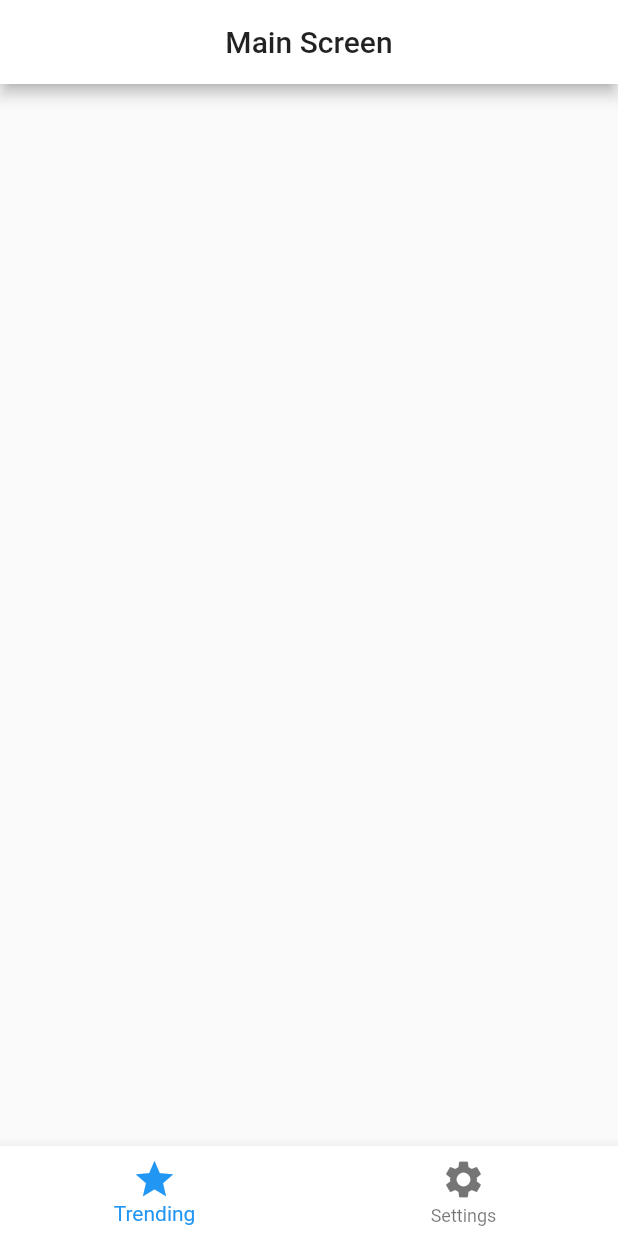
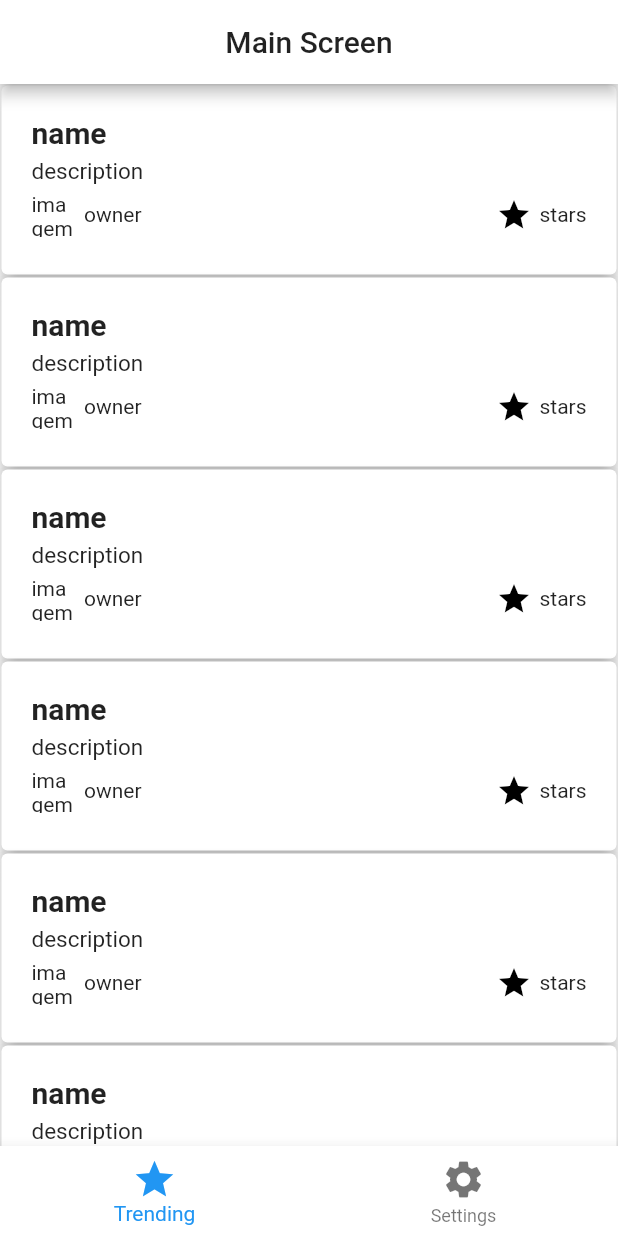
Before and after one commit to tiagofrade90/challenge_neobrain, a Flutter app: the screen it shows after launch, on a phone screen of 412 x 824 dp. Run offline on Flutter 3.47's test engine with Material 2 defaults, Android fonts, the phone set to English and light mode, and no system bars.

Commit message:
Build list view card for Trending screen

```diff
--- a/lib/screens/pages/tredding.dart
+++ b/lib/screens/pages/tredding.dart
@@ -6,8 +6,60 @@ class Trending extends StatefulWidget {
 }
 
 class _TrendingState extends State<Trending> {
-      @override
+  @override
   Widget build(BuildContext context) {
-    return Scaffold();
+    return Container(
+      child: ListView.builder(
+        itemCount: 10,
+        itemBuilder: (BuildContext context, int index) => buildUserCard(),
+      ),
+    );
+  }
+
+  buildUserCard() {
+    return Padding(
+      padding: const EdgeInsets.all(0),
+      child: Card(
+        elevation: 5,
+        margin: EdgeInsets.all(1),
+        child: Padding(
+          padding:
+              const EdgeInsets.only(top: 20, bottom: 25, left: 20, right: 20),
+          child: Column(
+            crossAxisAlignment: CrossAxisAlignment.start,
+            children: <Widget>[
+              Text(
+                'name',
+                style: TextStyle(fontSize: 20, fontWeight: FontWeight.bold),
+              ),
+              SizedBox(height: 5),
+              Container(
+                width: MediaQuery.of(context).size.width * 0.70,
+                child: Text(
+                  'description',
+                  style: TextStyle(fontSize: 15, fontWeight: FontWeight.normal),
+                ),
+              ),
+              SizedBox(height: 5),
+              Row(
+                children: <Widget>[
+                  Container(
+                      width: 30,
+                      height: 30,
+                      child: Text('imagem'),
+                  ),
+                  SizedBox(width: 5),
+                  Text('owner'),
+                  Spacer(),
+                  Icon(Icons.star_outlined, color: Colors.black),
+                  SizedBox(width: 5),
+                  Text('stars')
+                ],
+              )
+            ],
+          ),
+        ),
+      ),
+    );
   }
 }
```
